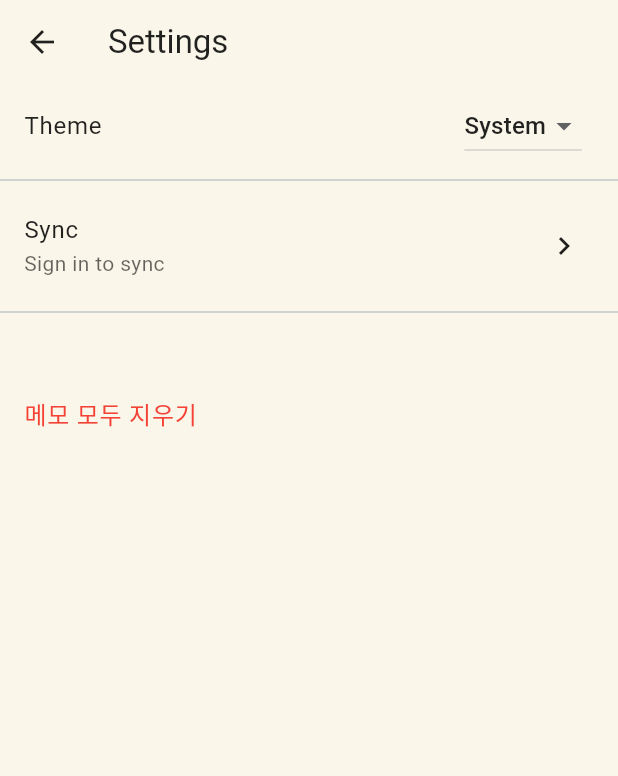
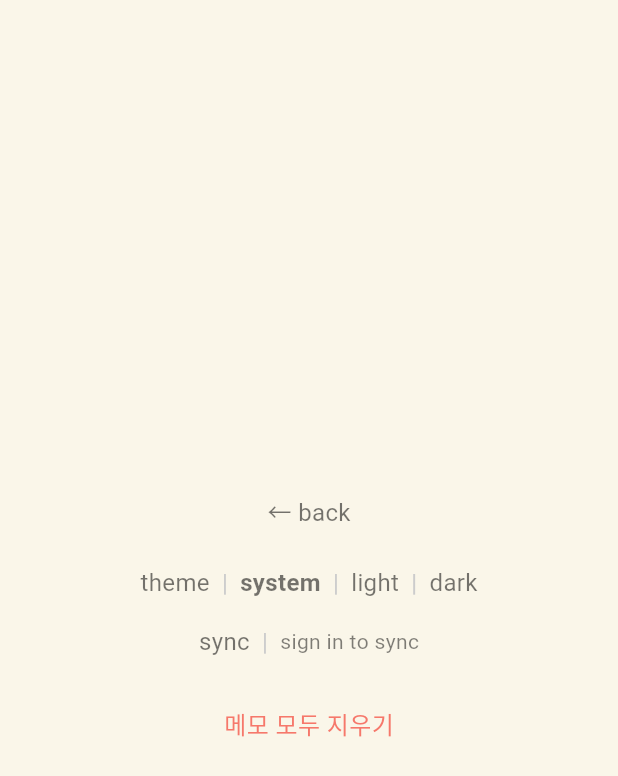
Before and after one commit to jongwoo315/simple-memo, a Flutter app: the SettingsScreen screen opened directly, on a phone screen of 412 x 824 dp. Shown: the top 776 px of the screen. Run offline on Flutter 3.47's test engine with Material 3 defaults, Android fonts, the phone set to English and light mode, and no system bars; our stand-ins replace shared_preferences; accounts and stored records are empty.

Commit message:
fix: 하단 버튼 AdMob 공간 확보, Settings 화면 디자인 개선

```diff
--- a/lib/screens/home_screen.dart
+++ b/lib/screens/home_screen.dart
@@ -290,7 +290,7 @@ class _HomeScreenState extends State<HomeScreen> {
       bottomNavigationBar: _isEditing
           ? null
           : Padding(
-              padding: const EdgeInsets.only(bottom: 16.0),
+              padding: const EdgeInsets.only(bottom: 70.0),
               child: Row(
                 mainAxisAlignment: MainAxisAlignment.center,
                 children: [
--- a/lib/screens/settings_screen.dart
+++ b/lib/screens/settings_screen.dart
@@ -11,87 +11,180 @@ class SettingsScreen extends StatelessWidget {
     final themeProvider = Provider.of<ThemeProvider>(context);
     final backgroundColor = themeProvider.backgroundColor(context);
     final isDark = themeProvider.isDark(context);
-    final textColor = isDark ? Colors.white : Colors.black87;
+    final textColor = isDark ? Colors.white70 : Colors.black54;
+    final pipeColor = themeProvider.pipeColor(context);
 
     return Scaffold(
       backgroundColor: backgroundColor,
-      appBar: AppBar(
-        title: const Text('Settings'),
-        backgroundColor: backgroundColor,
-        foregroundColor: textColor,
-        elevation: 0,
+      body: SafeArea(
+        child: Center(
+          child: Column(
+            mainAxisSize: MainAxisSize.min,
+            children: [
+              // Back button row
+              _buildSettingRow(
+                context: context,
+                children: [
+                  _buildTappableText(
+                    text: '← back',
+                    color: textColor,
+                    onTap: () => Navigator.of(context).pop(),
                   ),
-      body: ListView(
+                ],
+                pipeColor: pipeColor,
+              ),
+              const SizedBox(height: 24),
+
+              // Theme row
+              _buildSettingRow(
+                context: context,
                 children: [
-          // Theme Section
-          ListTile(
-            title: Text('Theme', style: TextStyle(color: textColor)),
-            trailing: DropdownButton<AppThemeMode>(
-              value: themeProvider.themeMode,
-              dropdownColor: backgroundColor,
-              onChanged: (mode) {
-                if (mode != null) {
-                  themeProvider.setThemeMode(mode);
-                }
+                  Text('theme', style: TextStyle(color: textColor, fontSize: 16)),
+                  _buildThemeOption(
+                    text: 'system',
+                    isSelected: themeProvider.themeMode == AppThemeMode.system,
+                    color: textColor,
+                    onTap: () => themeProvider.setThemeMode(AppThemeMode.system),
+                  ),
+                  _buildThemeOption(
+                    text: 'light',
+                    isSelected: themeProvider.themeMode == AppThemeMode.light,
+                    color: textColor,
+                    onTap: () => themeProvider.setThemeMode(AppThemeMode.light),
+                  ),
+                  _buildThemeOption(
+                    text: 'dark',
+                    isSelected: themeProvider.themeMode == AppThemeMode.dark,
+                    color: textColor,
+                    onTap: () => themeProvider.setThemeMode(AppThemeMode.dark),
+                  ),
+                ],
+                pipeColor: pipeColor,
+              ),
+              const SizedBox(height: 16),
+
+              // Sync row (placeholder)
+              _buildSettingRow(
+                context: context,
+                children: [
+                  _buildTappableText(
+                    text: 'sync',
+                    color: textColor,
+                    onTap: () {
+                      ScaffoldMessenger.of(context).showSnackBar(
+                        const SnackBar(
+                          content: Text('Coming soon!'),
+                          duration: Duration(seconds: 1),
+                        ),
+                      );
                     },
-              items: [
-                DropdownMenuItem(
-                  value: AppThemeMode.system,
-                  child: Text('System', style: TextStyle(color: textColor)),
                   ),
-                DropdownMenuItem(
-                  value: AppThemeMode.light,
-                  child: Text('Light', style: TextStyle(color: textColor)),
+                  Text('sign in to sync',
+                    style: TextStyle(
+                      color: textColor.withValues(alpha: 0.5),
+                      fontSize: 14,
                     ),
-                DropdownMenuItem(
-                  value: AppThemeMode.dark,
-                  child: Text('Dark', style: TextStyle(color: textColor)),
+                  ),
+                ],
+                pipeColor: pipeColor,
+              ),
+              const SizedBox(height: 32),
+
+              // Clear all memos
+              _buildSettingRow(
+                context: context,
+                children: [
+                  _buildTappableText(
+                    text: '메모 모두 지우기',
+                    color: Colors.red.withValues(alpha: 0.7),
+                    onTap: () => _clearAllMemos(context),
+                  ),
+                ],
+                pipeColor: pipeColor,
               ),
             ],
           ),
         ),
-          const Divider(),
+      ),
+    );
+  }
 
-          // Sync Section (placeholder for Phase 2)
-          ListTile(
-            title: Text('Sync', style: TextStyle(color: textColor)),
-            subtitle: Text('Sign in to sync', style: TextStyle(color: textColor.withValues(alpha: 0.6))),
-            trailing: Icon(Icons.chevron_right, color: textColor),
-            onTap: () {
-              ScaffoldMessenger.of(context).showSnackBar(
-                const SnackBar(content: Text('Coming soon!')),
+  Widget _buildSettingRow({
+    required BuildContext context,
+    required List<Widget> children,
+    required Color pipeColor,
+  }) {
+    final List<Widget> rowChildren = [];
+    for (int i = 0; i < children.length; i++) {
+      rowChildren.add(children[i]);
+      if (i < children.length - 1) {
+        rowChildren.add(
+          Padding(
+            padding: const EdgeInsets.symmetric(horizontal: 8.0),
+            child: Text('|', style: TextStyle(color: pipeColor, fontSize: 16)),
+          ),
         );
-            },
+      }
+    }
+
+    return Row(
+      mainAxisSize: MainAxisSize.min,
+      children: rowChildren,
+    );
+  }
+
+  Widget _buildTappableText({
+    required String text,
+    required Color color,
+    required VoidCallback onTap,
+  }) {
+    return GestureDetector(
+      onTap: onTap,
+      child: Text(
+        text,
+        style: TextStyle(color: color, fontSize: 16),
       ),
-          const Divider(),
+    );
+  }
 
-          // Danger Zone
-          const SizedBox(height: 32),
-          ListTile(
-            title: const Text(
-              '메모 모두 지우기',
-              style: TextStyle(color: Colors.red),
+  Widget _buildThemeOption({
+    required String text,
+    required bool isSelected,
+    required Color color,
+    required VoidCallback onTap,
+  }) {
+    return GestureDetector(
+      onTap: onTap,
+      child: Text(
+        text,
+        style: TextStyle(
+          color: color,
+          fontSize: 16,
+          fontWeight: isSelected ? FontWeight.bold : FontWeight.normal,
         ),
-            onTap: () => _clearAllMemos(context),
-          ),
-        ],
       ),
     );
   }
 
   Future<void> _clearAllMemos(BuildContext context) async {
+    final themeProvider = Provider.of<ThemeProvider>(context, listen: false);
+    final backgroundColor = themeProvider.backgroundColor(context);
+    final isDark = themeProvider.isDark(context);
+    final textColor = isDark ? Colors.white70 : Colors.black87;
+
     final confirmed = await showDialog<bool>(
       context: context,
-      builder: (context) => AlertDialog(
-        title: const Text('메모 모두 지우기'),
-        content: const Text('정말로 모든 메모를 삭제하시겠습니까?'),
+      builder: (ctx) => AlertDialog(
+        backgroundColor: backgroundColor,
+        title: Text('메모 모두 지우기', style: TextStyle(color: textColor)),
+        content: Text('정말로 모든 메모를 삭제하시겠습니까?', style: TextStyle(color: textColor)),
         actions: [
           TextButton(
-            onPressed: () => Navigator.of(context).pop(false),
-            child: const Text('취소'),
+            onPressed: () => Navigator.of(ctx).pop(false),
+            child: Text('취소', style: TextStyle(color: textColor)),
           ),
           TextButton(
-            onPressed: () => Navigator.of(context).pop(true),
+            onPressed: () => Navigator.of(ctx).pop(true),
             child: const Text('삭제', style: TextStyle(color: Colors.red)),
           ),
         ],
@@ -102,7 +195,7 @@ class SettingsScreen extends StatelessWidget {
       final storageService = StorageService();
       await storageService.saveMemos([]);
       if (context.mounted) {
-        Navigator.of(context).pop(true); // Return true to indicate memos cleared
+        Navigator.of(context).pop(true);
       }
     }
   }
```
Lines whose indentation alone changed are shown as unchanged.
